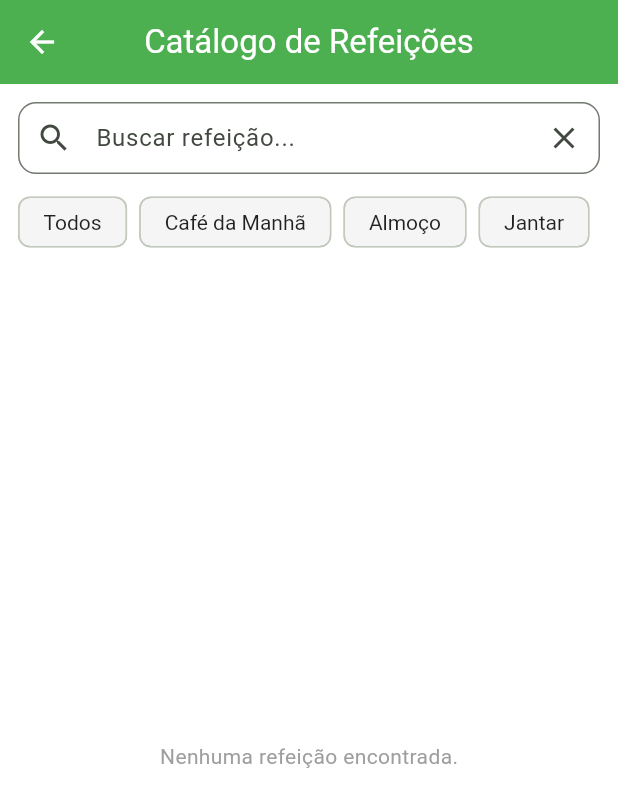
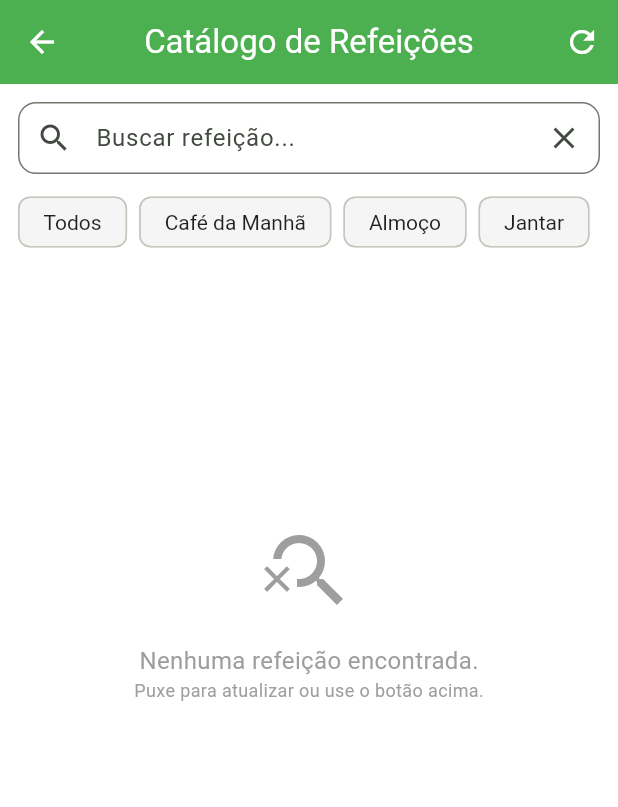
Before and after one commit to laurinja/mealprep_lite, a Flutter app: the MealsListPage screen opened by its route, on a phone screen of 412 x 824 dp. Shown: the top 807 px of the screen. Run offline on Flutter 3.47's test engine with Material 3 defaults, Android fonts, the phone set to English and light mode, and no system bars; our stand-ins replace flutter_dotenv, flutter_image_compress, flutter_markdown, image_picker, shared_preferences, supabase_flutter; accounts and stored records are empty.

Commit message:
Add refresh and sync features to meal list and home pages
Introduces pull-to-refresh and manual refresh actions to the meals list and home pages, allowing users to sync data with the server when the local cache is empty. Updates controllers and UI to support user-triggered and programmatic refresh, including feedback via SnackBar and improved empty state handling.

```diff
--- a/lib/pages/meals_list_page.dart
+++ b/lib/pages/meals_list_page.dart
@@ -3,6 +3,7 @@ import 'package:provider/provider.dart';
 import '../features/meal/presentation/controllers/meal_list_controller.dart';
 import '../features/meal/domain/entities/refeicao.dart';
 import '../core/constants/meal_types.dart';
+import '../services/prefs_service.dart';
 
 class MealsListPage extends StatefulWidget {
   const MealsListPage({super.key});
@@ -20,7 +21,8 @@ class _MealsListPageState extends State<MealsListPage> {
     super.initState();
 
     WidgetsBinding.instance.addPostFrameCallback((_) {
-      context.read<MealListController>().loadMeals(refresh: true);
+      final email = context.read<PrefsService>().userEmail;
+      context.read<MealListController>().loadMeals(refresh: true, userEmail: email);
     });
 
     _scrollController.addListener(() {
@@ -28,6 +30,11 @@ class _MealsListPageState extends State<MealsListPage> {
         context.read<MealListController>().loadMeals();
       }
     });
+  }
+
+  Future<void> _onRefresh() async {
+    final email = context.read<PrefsService>().userEmail;
+    await context.read<MealListController>().loadMeals(refresh: true, userEmail: email);
   }
 
   @override
@@ -46,6 +53,21 @@ class _MealsListPageState extends State<MealsListPage> {
         title: const Text('Catálogo de Refeições'),
         backgroundColor: theme.colorScheme.primary,
         foregroundColor: Colors.white,
+        actions: [
+          IconButton(
+            icon: const Icon(Icons.refresh),
+            tooltip: 'Atualizar Lista',
+            onPressed: () {
+              _onRefresh();
+              ScaffoldMessenger.of(context).showSnackBar(
+                const SnackBar(
+                  content: Text('Atualizando lista...'),
+                  duration: Duration(milliseconds: 800)
+                )
+              );
+            },
+          ),
+        ],
       ),
       body: Column(
         children: [
@@ -95,13 +117,33 @@ class _MealsListPageState extends State<MealsListPage> {
             child: Consumer<MealListController>(
               builder: (context, controller, _) {
                 if (controller.meals.isEmpty && !controller.isLoading) {
-                  return const Center(
-                    child: Text('Nenhuma refeição encontrada.', style: TextStyle(color: Colors.grey)),
+                  return RefreshIndicator(
+                    onRefresh: _onRefresh,
+                    child: ListView(
+                      physics: const AlwaysScrollableScrollPhysics(),
+                      children: [
+                        SizedBox(height: MediaQuery.of(context).size.height * 0.2),
+                        const Center(
+                          child: Column(
+                            mainAxisAlignment: MainAxisAlignment.center,
+                            children: [
+                              Icon(Icons.search_off, size: 64, color: Colors.grey),
+                              SizedBox(height: 16),
+                              Text('Nenhuma refeição encontrada.', style: TextStyle(color: Colors.grey, fontSize: 16)),
+                              Text('Puxe para atualizar ou use o botão acima.', style: TextStyle(color: Colors.grey, fontSize: 12)),
+                            ],
+                          ),
+                        ),
+                      ],
+                    ),
                   );
                 }
 
-                return ListView.separated(
+                return RefreshIndicator(
+                  onRefresh: _onRefresh,
+                  child: ListView.separated(
                     controller: _scrollController,
+                    physics: const AlwaysScrollableScrollPhysics(),
                     itemCount: controller.meals.length + (controller.hasMore ? 1 : 0),
                     separatorBuilder: (_, __) => const Divider(height: 1),
                     itemBuilder: (context, index) {
@@ -115,6 +157,7 @@ class _MealsListPageState extends State<MealsListPage> {
                       final meal = controller.meals[index];
                       return _buildMealItem(meal);
                     },
+                  ),
                 );
               },
             ),
@@ -125,8 +168,6 @@ class _MealsListPageState extends State<MealsListPage> {
   }
 
   Widget _buildFilterChip(BuildContext context, String label, String? typeValue, MealListController controller) {
-    bool isSelected = false;
-
     return Padding(
       padding: const EdgeInsets.only(right: 8),
       child: FilterChip(
@@ -179,6 +220,7 @@ class _MealsListPageState extends State<MealsListPage> {
               crossAxisAlignment: CrossAxisAlignment.start,
               children: [
                 const Text('Ingredientes:', style: TextStyle(fontWeight: FontWeight.bold)),
+                if (meal.ingredienteIds.isEmpty) const Text('Nenhum ingrediente cadastrado.'),
                 ...meal.ingredienteIds.map((i) => Text('• $i')),
               ],
             ),
```
Also changed, not shown: lib/features/meal/presentation/controllers/meal_list_controller.dart (+25 -3 lines), lib/pages/home_page.dart (+29 -5 lines). Lines whose indentation alone changed are shown as unchanged.
